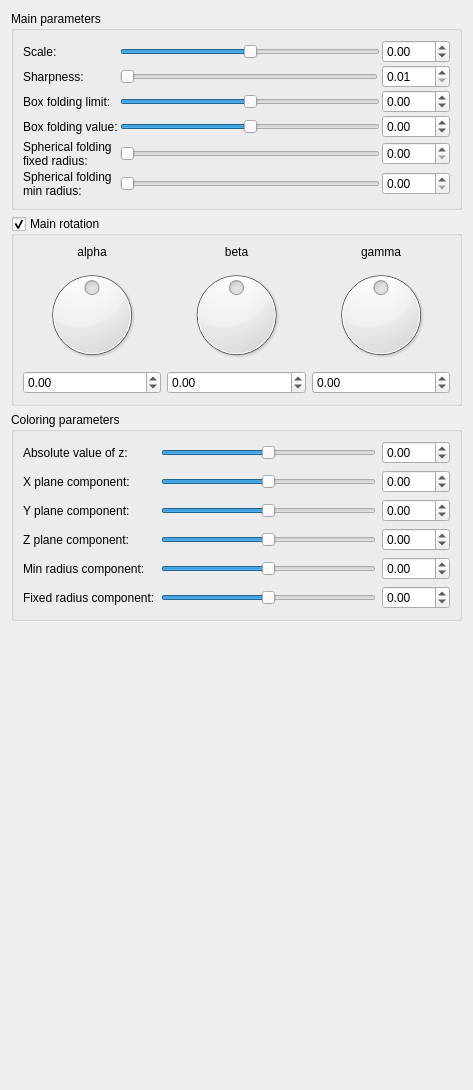
Qt form mandelbulber2/qt_data/fractal_smooth_mandelbox.ui (buddhi1980/mandelbulber2) before a commit.
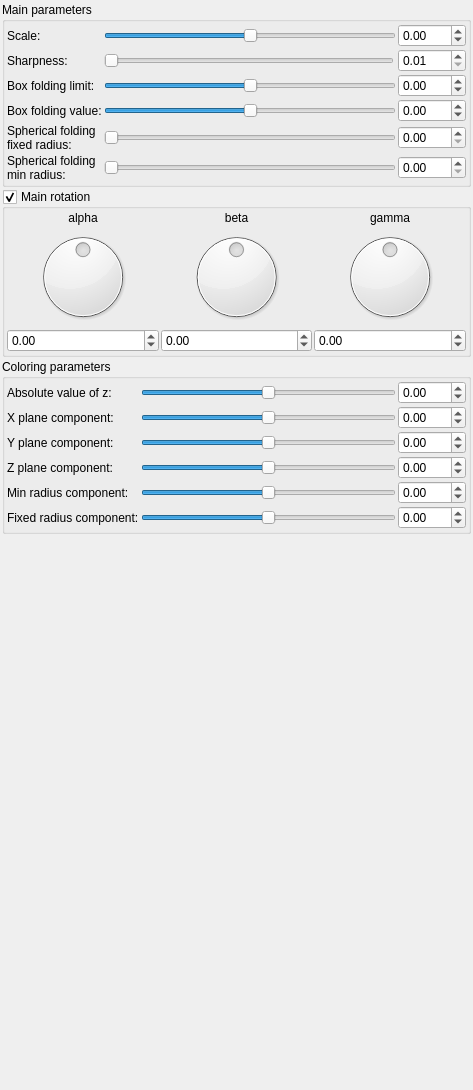
The same form after that commit. Custom widgets are drawn as their Qt base class.

Commit message: - reduced all margins and spacings in ui - added class to store animation frames - added closable dock for animation control (actually empty)

```diff
--- a/mandelbulber2/qt_data/fractal_smooth_mandelbox.ui
+++ b/mandelbulber2/qt_data/fractal_smooth_mandelbox.ui
@@ -14,12 +14,42 @@
    <string>Form</string>
   </property>
   <layout class="QVBoxLayout" name="verticalLayout">
+   <property name="spacing">
+    <number>2</number>
+   </property>
+   <property name="leftMargin">
+    <number>2</number>
+   </property>
+   <property name="topMargin">
+    <number>2</number>
+   </property>
+   <property name="rightMargin">
+    <number>2</number>
+   </property>
+   <property name="bottomMargin">
+    <number>2</number>
+   </property>
    <item>
     <widget class="QGroupBox" name="groupBox">
      <property name="title">
       <string>Main parameters</string>
      </property>
      <layout class="QVBoxLayout" name="verticalLayout_2">
+      <property name="spacing">
+       <number>2</number>
+      </property>
+      <property name="leftMargin">
+       <number>2</number>
+      </property>
+      <property name="topMargin">
+       <number>2</number>
+      </property>
+      <property name="rightMargin">
+       <number>2</number>
+      </property>
+      <property name="bottomMargin">
+       <number>2</number>
+      </property>
       <item>
        <layout class="QGridLayout" name="gridLayout">
         <property name="spacing">
@@ -304,9 +334,27 @@
      <property name="checkable">
       <bool>true</bool>
      </property>
-     <layout class="QVBoxLayout" name="verticalLayout_3">
+     <layout class="QVBoxLayout" name="verticalLayout_3" stretch="0">
+      <property name="spacing">
+       <number>2</number>
+      </property>
+      <property name="leftMargin">
+       <number>2</number>
+      </property>
+      <property name="topMargin">
+       <number>2</number>
+      </property>
+      <property name="rightMargin">
+       <number>2</number>
+      </property>
+      <property name="bottomMargin">
+       <number>2</number>
+      </property>
       <item>
        <layout class="QGridLayout" name="gridLayout_2">
+        <property name="spacing">
+         <number>2</number>
+        </property>
         <item row="1" column="0">
          <widget class="QDial" name="dial3_mandelbox_rotation_main_x">
           <property name="minimum">
@@ -453,8 +501,26 @@
       <string>Coloring parameters</string>
      </property>
      <layout class="QGridLayout" name="gridLayout_5">
+      <property name="leftMargin">
+       <number>2</number>
+      </property>
+      <property name="topMargin">
+       <number>2</number>
+      </property>
+      <property name="rightMargin">
+       <number>2</number>
+      </property>
+      <property name="bottomMargin">
+       <number>2</number>
+      </property>
+      <property name="spacing">
+       <number>2</number>
+      </property>
       <item row="0" column="0">
        <layout class="QGridLayout" name="gridLayout_4">
+        <property name="spacing">
+         <number>2</number>
+        </property>
         <item row="4" column="0">
          <widget class="QLabel" name="label_28">
           <property name="text">
```
The commit also changes 29 other files.
